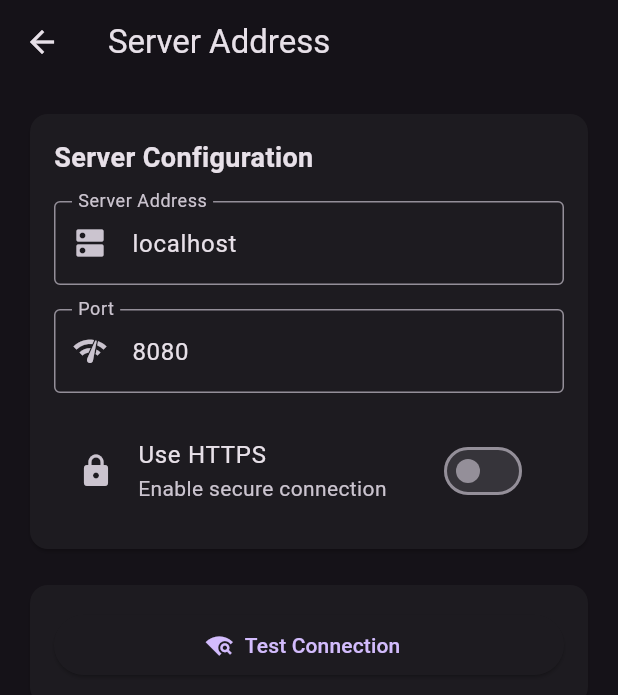
After one commit to c0r3xxx/koala-cache, a Flutter app: the screen it shows after launch, item 4 of the bottom bar chosen, after a tap on "Koala Cache Server", on a phone screen of 412 x 824 dp. The commit adds this screen. Shown: the top 695 px of the screen. Run offline on Flutter 3.47's test engine with Material 3 defaults, Android fonts, the light colour scheme and no system bars; our stand-ins replace permission_handler, shared_preferences; Roboto replaces fonts that are missing (Garamond).

Commit message:
server adress

```diff
--- a/lib/screens/images/images_screen.dart
+++ b/lib/screens/images/images_screen.dart
@@ -1,6 +1,7 @@
 import 'package:flutter/material.dart';
 import 'dart:io';
 import '../../services/data_store.dart';
+import '../../services/sync_files.dart';
 
 class ImagesScreen extends StatefulWidget {
   const ImagesScreen({super.key});
@@ -90,10 +91,18 @@ class _ImagesScreenState extends State<ImagesScreen> {
         title: const Text('Images'),
         actions: [
           IconButton(
+            icon: const Icon(Icons.cloud_upload),
+            onPressed: () async {
+              await SyncFiles.uploadImages();
+            },
+            tooltip: 'Upload Images',
+          ),
+          IconButton(
             icon: const Icon(Icons.refresh),
             onPressed: _loadImages,
             tooltip: 'Refresh',
           ),
+
           if (_imagePaths.isNotEmpty)
             Padding(
               padding: const EdgeInsets.only(right: 16.0),
--- /dev/null
+++ b/lib/screens/settings/server_address/server_address_screen.dart
@@ -0,0 +1,222 @@
+import 'package:flutter/material.dart';
+import 'package:http/http.dart' as http;
+import '../../../services/data_store.dart';
+
+/// Screen for configuring the Koala Cache server address
+class ServerAddressScreen extends StatefulWidget {
+  const ServerAddressScreen({super.key});
+
+  @override
+  State<ServerAddressScreen> createState() => _ServerAddressScreenState();
+}
+
+class _ServerAddressScreenState extends State<ServerAddressScreen> {
+  final TextEditingController _addressController = TextEditingController();
+  final TextEditingController _portController = TextEditingController();
+  DataStore? _dataStore;
+  bool _isLoading = true;
+  bool _useHttps = false;
+
+  @override
+  void initState() {
+    super.initState();
+    _initDataStore();
+    _addressController.addListener(_saveServerConfig);
+    _portController.addListener(_saveServerConfig);
+  }
+
+  @override
+  void dispose() {
+    _addressController.removeListener(_saveServerConfig);
+    _portController.removeListener(_saveServerConfig);
+    _addressController.dispose();
+    _portController.dispose();
+    super.dispose();
+  }
+
+  Future<void> _initDataStore() async {
+    try {
+      _dataStore = await DataStore.getInstance();
+      await _loadServerConfig();
+    } catch (e) {
+      _showError('Failed to initialize: $e');
+    } finally {
+      if (mounted) {
+        setState(() => _isLoading = false);
+      }
+    }
+  }
+
+  Future<void> _loadServerConfig() async {
+    if (_dataStore == null) return;
+
+    final address = await _dataStore!.getServerAddress();
+    final port = await _dataStore!.getServerPort();
+    final useHttps = await _dataStore!.getUseHttps();
+
+    if (mounted) {
+      setState(() {
+        _addressController.text = address;
+        _portController.text = port.toString();
+        _useHttps = useHttps;
+      });
+    }
+  }
+
+  Future<void> _saveServerConfig() async {
+    if (_dataStore == null) return;
+
+    final address = _addressController.text.trim();
+    final portText = _portController.text.trim();
+
+    if (address.isEmpty) {
+      return;
+    }
+
+    final port = int.tryParse(portText);
+    if (port == null || port < 1 || port > 65535) {
+      return;
+    }
+
+    await _dataStore!.saveServerAddress(address);
+    await _dataStore!.saveServerPort(port);
+    await _dataStore!.saveUseHttps(_useHttps);
+  }
+
+  Future<void> _testConnection() async {
+    final address = _addressController.text.trim();
+    final portText = _portController.text.trim();
+    final port = int.tryParse(portText);
+
+    if (address.isEmpty || port == null) {
+      _showError('Please enter a valid server address and port');
+      return;
+    }
+
+    final protocol = _useHttps ? 'https' : 'http';
+    final url = '$protocol://$address:$port';
+
+    // Show loading dialog
+    if (mounted) {
+      showDialog(
+        context: context,
+        barrierDismissible: false,
+        builder: (context) => const Center(child: CircularProgressIndicator()),
+      );
+    }
+
+    bool success = false;
+    String message = '';
+
+    try {
+      final response = await http
+          .get(Uri.parse(url))
+          .timeout(const Duration(seconds: 3));
+      success = response.statusCode >= 200 && response.statusCode < 500;
+      message = success
+          ? 'Connection successful'
+          : 'Server returned error: ${response.statusCode}';
+    } catch (e) {
+      success = false;
+      message = 'Connection failed: ${e.toString()}';
+    }
+
+    if (mounted) {
+      Navigator.of(context).pop(); // Close loading dialog
+      ScaffoldMessenger.of(context).clearSnackBars();
+      ScaffoldMessenger.of(context).showSnackBar(
+        SnackBar(
+          content: Text(message),
+          backgroundColor: success ? Colors.green : Colors.red,
+        ),
+      );
+    }
+  }
+
+  void _showError(String message) {
+    if (mounted) {
+      ScaffoldMessenger.of(context).clearSnackBars();
+      ScaffoldMessenger.of(context).showSnackBar(
+        SnackBar(content: Text(message), backgroundColor: Colors.red),
+      );
+    }
+  }
+
+  @override
+  Widget build(BuildContext context) {
+    return Scaffold(
+      appBar: AppBar(title: const Text('Server Address')),
+      body: _isLoading ? _buildLoadingView() : _buildForm(),
+    );
+  }
+
+  Widget _buildLoadingView() {
+    return const Center(child: CircularProgressIndicator());
+  }
+
+  Widget _buildForm() {
+    return ListView(
+      padding: const EdgeInsets.all(16),
+      children: [
+        Card(
+          child: Padding(
+            padding: const EdgeInsets.all(16),
+            child: Column(
+              crossAxisAlignment: CrossAxisAlignment.start,
+              children: [
+                const Text(
+                  'Server Configuration',
+                  style: TextStyle(fontSize: 18, fontWeight: FontWeight.bold),
+                ),
+                const SizedBox(height: 16),
+                TextField(
+                  controller: _addressController,
+                  decoration: const InputDecoration(
+                    labelText: 'Server Address',
+                    hintText: 'e.g., localhost or 192.168.1.100',
+                    border: OutlineInputBorder(),
+                    prefixIcon: Icon(Icons.dns),
+                  ),
+                  keyboardType: TextInputType.url,
+                ),
+                const SizedBox(height: 16),
+                TextField(
+                  controller: _portController,
+                  decoration: const InputDecoration(
+                    labelText: 'Port',
+                    hintText: 'e.g., 8080',
+                    border: OutlineInputBorder(),
+                    prefixIcon: Icon(Icons.network_check),
+                  ),
+                  keyboardType: TextInputType.number,
+                ),
+                const SizedBox(height: 16),
+                SwitchListTile(
+                  value: _useHttps,
+                  onChanged: (value) {
+                    setState(() => _useHttps = value);
+                    _saveServerConfig();
+                  },
+                  title: const Text('Use HTTPS'),
+                  subtitle: const Text('Enable secure connection'),
+                  secondary: const Icon(Icons.lock),
+                ),
+              ],
+            ),
+          ),
+        ),
+        const SizedBox(height: 16),
+        Card(
+          child: Padding(
+            padding: const EdgeInsets.all(16),
+            child: ElevatedButton.icon(
+              onPressed: _testConnection,
+              icon: const Icon(Icons.wifi_find),
+              label: const Text('Test Connection'),
+            ),
+          ),
+        ),
+      ],
+    );
+  }
+}
--- a/lib/screens/settings/settings_screen.dart
+++ b/lib/screens/settings/settings_screen.dart
@@ -1,5 +1,6 @@
 import 'package:flutter/material.dart';
 import 'image_paths/image_paths_screen.dart';
+import 'server_address/server_address_screen.dart';
 
 class SettingsScreen extends StatelessWidget {
   const SettingsScreen({super.key});
@@ -25,6 +26,21 @@ class SettingsScreen extends StatelessWidget {
             },
           ),
           const Divider(),
+          ListTile(
+            leading: const Icon(Icons.cloud),
+            title: const Text('Koala Cache Server'),
+            subtitle: const Text('Configure server address and connection'),
+            trailing: const Icon(Icons.chevron_right),
+            onTap: () {
+              Navigator.push(
+                context,
+                MaterialPageRoute(
+                  builder: (context) => const ServerAddressScreen(),
+                ),
+              );
+            },
+          ),
+          const Divider(),
         ],
       ),
     );
--- a/lib/services/data_store.dart
+++ b/lib/services/data_store.dart
@@ -3,6 +3,9 @@ import 'package:shared_preferences/shared_preferences.dart';
 /// DataStore service for managing persistent application data
 class DataStore {
   static const String _selectedImagePathsKey = 'selected_image_paths';
+  static const String _serverAddressKey = 'server_address';
+  static const String _serverPortKey = 'server_port';
+  static const String _useHttpsKey = 'use_https';
 
   static DataStore? _instance;
   final SharedPreferences _prefs;
@@ -53,4 +56,43 @@ class DataStore {
     final paths = await getSelectedImagePaths();
     return paths.contains(path);
   }
+
+  /// Get the server address
+  Future<String> getServerAddress() async {
+    return _prefs.getString(_serverAddressKey) ?? 'localhost';
+  }
+
+  /// Save the server address
+  Future<bool> saveServerAddress(String address) async {
+    return await _prefs.setString(_serverAddressKey, address);
+  }
+
+  /// Get the server port
+  Future<int> getServerPort() async {
+    return _prefs.getInt(_serverPortKey) ?? 8080;
+  }
+
+  /// Save the server port
+  Future<bool> saveServerPort(int port) async {
+    return await _prefs.setInt(_serverPortKey, port);
+  }
+
+  /// Get whether to use HTTPS
+  Future<bool> getUseHttps() async {
+    return _prefs.getBool(_useHttpsKey) ?? false;
+  }
+
+  /// Save whether to use HTTPS
+  Future<bool> saveUseHttps(bool useHttps) async {
+    return await _prefs.setBool(_useHttpsKey, useHttps);
+  }
+
+  /// Get the full server URL
+  Future<String> getServerUrl() async {
+    final address = await getServerAddress();
+    final port = await getServerPort();
+    final useHttps = await getUseHttps();
+    final protocol = useHttps ? 'https' : 'http';
+    return '$protocol://$address:$port';
+  }
 }
--- /dev/null
+++ b/lib/services/sync_files.dart
@@ -0,0 +1,22 @@
+class SyncFiles {
+  /// Upload images to the backend server
+  static Future<void> uploadImages() async {
+    try {
+      // TODO: Implement image upload logic
+      // 1. Get the list of images to upload
+      // 2. Connect to the backend server
+      // 3. Upload images
+      // 4. Handle response
+
+      print('Uploading images...');
+
+      // Placeholder for actual implementation
+      await Future.delayed(const Duration(seconds: 1));
+
+      print('Images uploaded successfully');
+    } catch (e) {
+      print('Error uploading images: $e');
+      rethrow;
+    }
+  }
+}
--- a/pubspec.yaml
+++ b/pubspec.yaml
@@ -34,6 +34,7 @@ dependencies:
   # The following adds the Cupertino Icons font to your application.
   # Use with the CupertinoIcons class for iOS style icons.
   cupertino_icons: ^1.0.8
+  http: ^1.2.0
   path_provider: ^2.1.5
   permission_handler: ^12.0.1
   shared_preferences: ^2.5.4
```
Also changed, not shown: pubspec.lock, 1 other file.
